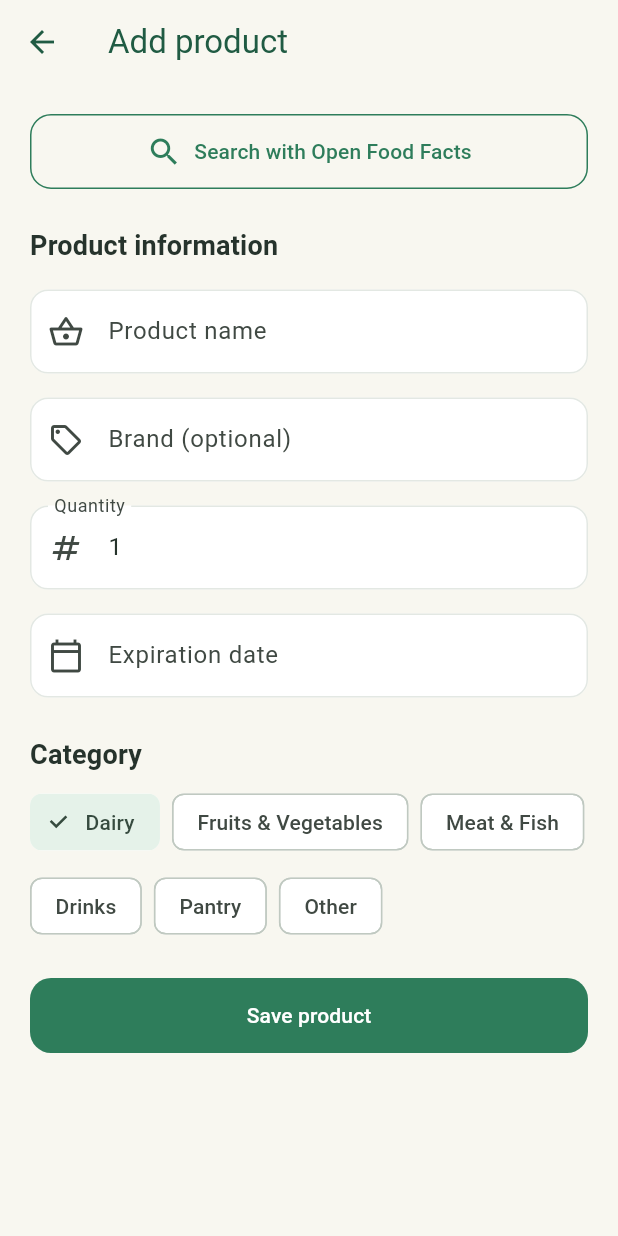
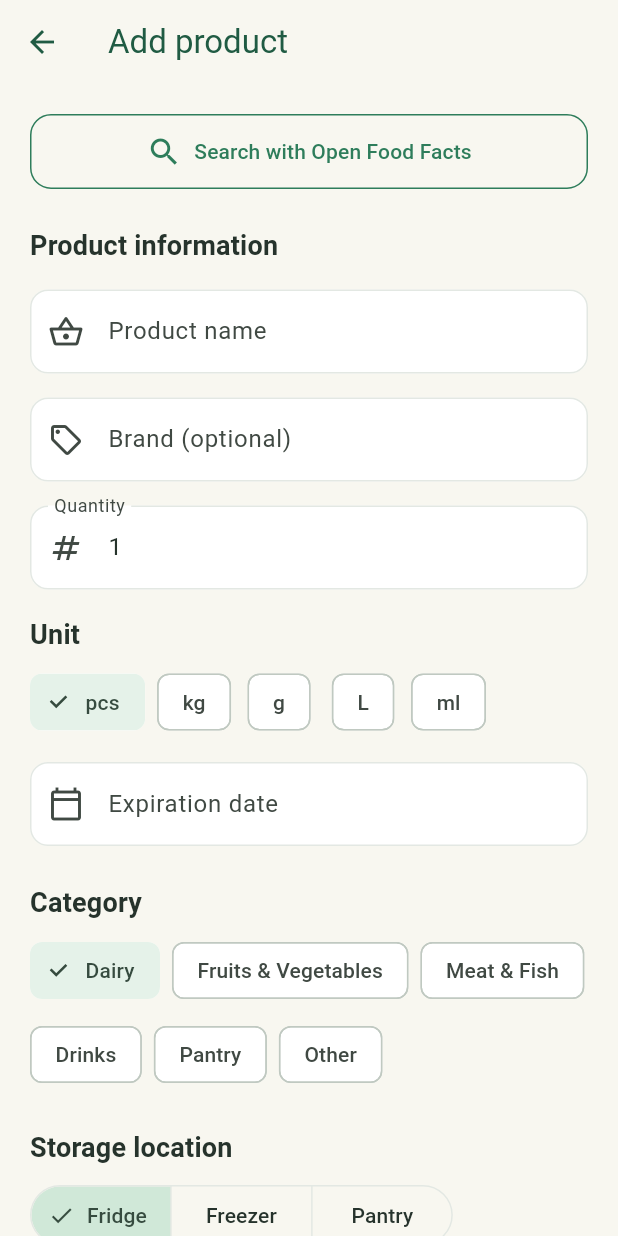
Before and after one commit to Saafiy7/Smart-Pantry, a Flutter app: the AddProductScreen screen opened directly, on a phone screen of 412 x 824 dp. Run offline on Flutter 3.47's test engine with Material 3 defaults, Android fonts, the phone set to English and light mode, and no system bars.

Commit message:
feat: add form validation, date picker, unit and storage location

```diff
--- a/lib/screens/add_product/add_product_screen.dart
+++ b/lib/screens/add_product/add_product_screen.dart
@@ -26,7 +26,13 @@ class _AddProductScreenState extends State<AddProductScreen> {
     'Pantry',
     'Other',
   ];
+  final List<String> _units = ['pcs', 'kg', 'g', 'L', 'ml'];
+  final List<String> _locations = ['Fridge', 'Freezer', 'Pantry'];
+
   String _selectedCategory = 'Dairy';
+  String _selectedUnit = 'pcs';
+  String _selectedLocation = 'Fridge';
+  DateTime? _selectedDate;
 
   @override
   void dispose() {
@@ -35,6 +41,76 @@ class _AddProductScreenState extends State<AddProductScreen> {
     _quantityController.dispose();
     _dateController.dispose();
     super.dispose();
+  }
+
+  String _formatDate(DateTime date) {
+    final day = date.day.toString().padLeft(2, '0');
+    final month = date.month.toString().padLeft(2, '0');
+    return '$day/$month/${date.year}';
+  }
+
+  Future<void> _pickDate() async {
+    final picked = await showDatePicker(
+      context: context,
+      initialDate: _selectedDate ?? DateTime.now(),
+      firstDate: DateTime(2020),
+      lastDate: DateTime.now().add(const Duration(days: 3650)),
+    );
+
+    if (picked == null || !mounted) return;
+
+    setState(() {
+      _selectedDate = picked;
+      _dateController.text = _formatDate(picked);
+    });
+  }
+
+  String? _validateName(String? value) {
+    if (value == null || value.trim().isEmpty) {
+      return 'Product name is required';
+    }
+    if (value.trim().length < 2) {
+      return 'Name must contain at least 2 characters';
+    }
+    return null;
+  }
+
+  String? _validateQuantity(String? value) {
+    if (value == null || value.trim().isEmpty) {
+      return 'Quantity is required';
+    }
+    final quantity = double.tryParse(value.trim().replaceAll(',', '.'));
+    if (quantity == null) {
+      return 'Enter a valid number';
+    }
+    if (quantity <= 0) {
+      return 'Quantity must be greater than 0';
+    }
+    return null;
+  }
+
+  String? _validateDate(String? value) {
+    if (_selectedDate == null) {
+      return 'Expiration date is required';
+    }
+    return null;
+  }
+
+  void _saveProduct() {
+    if (!_formKey.currentState!.validate()) return;
+
+    final quantity = double.parse(
+      _quantityController.text.trim().replaceAll(',', '.'),
+    );
+
+    // Temporary: the product will be returned to the previous screen in Y2
+    ScaffoldMessenger.of(context).showSnackBar(
+      SnackBar(
+        content: Text(
+          'Valid: ${_nameController.text.trim()} - $quantity $_selectedUnit',
+        ),
+      ),
+    );
   }
 
   @override
@@ -48,6 +124,7 @@ class _AddProductScreenState extends State<AddProductScreen> {
           padding: const EdgeInsets.all(20),
           child: Form(
             key: _formKey,
+            autovalidateMode: AutovalidateMode.onUserInteraction,
             child: Column(
               crossAxisAlignment: CrossAxisAlignment.start,
               children: [
@@ -55,7 +132,7 @@ class _AddProductScreenState extends State<AddProductScreen> {
                   label: 'Search with Open Food Facts',
                   icon: Icons.search,
                   isSecondary: true,
-                  onPressed: () {}, // connected in J2
+                  onPressed: () {}, // connected in Y4
                 ),
                 const SizedBox(height: 24),
                 Text('Product information', style: textTheme.titleMedium),
@@ -64,6 +141,7 @@ class _AddProductScreenState extends State<AddProductScreen> {
                   label: 'Product name',
                   controller: _nameController,
                   prefixIcon: Icons.shopping_basket_outlined,
+                  validator: _validateName,
                 ),
                 const SizedBox(height: 16),
                 CustomTextField(
@@ -75,8 +153,30 @@ class _AddProductScreenState extends State<AddProductScreen> {
                 CustomTextField(
                   label: 'Quantity',
                   controller: _quantityController,
-                  keyboardType: TextInputType.number,
+                  keyboardType: const TextInputType.numberWithOptions(
+                    decimal: true,
+                  ),
                   prefixIcon: Icons.numbers,
+                  validator: _validateQuantity,
+                ),
+                const SizedBox(height: 16),
+                Text('Unit', style: textTheme.titleMedium),
+                const SizedBox(height: 8),
+                Wrap(
+                  spacing: 8,
+                  runSpacing: 8,
+                  children: _units.map((unit) {
+                    return ChoiceChip(
+                      label: Text(unit),
+                      selected: _selectedUnit == unit,
+                      selectedColor: AppColors.lightGreen,
+                      onSelected: (_) {
+                        setState(() {
+                          _selectedUnit = unit;
+                        });
+                      },
+                    );
+                  }).toList(),
                 ),
                 const SizedBox(height: 16),
                 CustomTextField(
@@ -84,7 +184,8 @@ class _AddProductScreenState extends State<AddProductScreen> {
                   controller: _dateController,
                   readOnly: true,
                   prefixIcon: Icons.calendar_today_outlined,
-                  onTap: () {}, // DatePicker in J2
+                  onTap: _pickDate,
+                  validator: _validateDate,
                 ),
                 const SizedBox(height: 24),
                 Text('Category', style: textTheme.titleMedium),
@@ -106,10 +207,24 @@ class _AddProductScreenState extends State<AddProductScreen> {
                   }).toList(),
                 ),
                 const SizedBox(height: 24),
-                CustomButton(
-                  label: 'Save product',
-                  onPressed: () {}, // validation + result in J2
+                Text('Storage location', style: textTheme.titleMedium),
+                const SizedBox(height: 8),
+                SegmentedButton<String>(
+                  segments: _locations.map((location) {
+                    return ButtonSegment<String>(
+                      value: location,
+                      label: Text(location),
+                    );
+                  }).toList(),
+                  selected: {_selectedLocation},
+                  onSelectionChanged: (selection) {
+                    setState(() {
+                      _selectedLocation = selection.first;
+                    });
+                  },
                 ),
+                const SizedBox(height: 24),
+                CustomButton(label: 'Save product', onPressed: _saveProduct),
               ],
             ),
           ),
```
